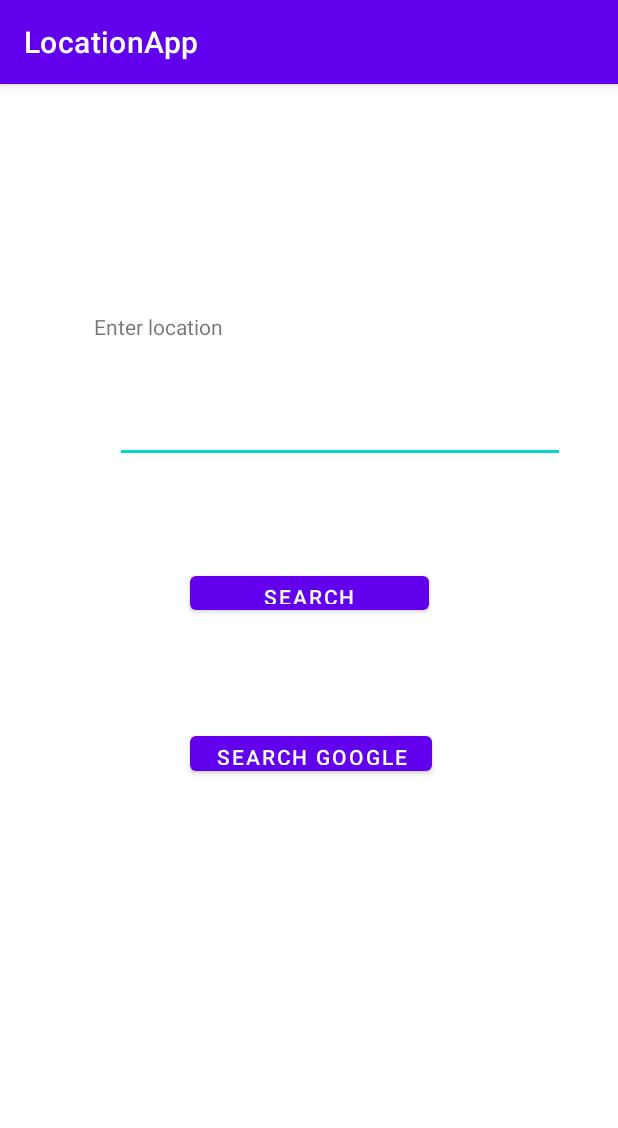
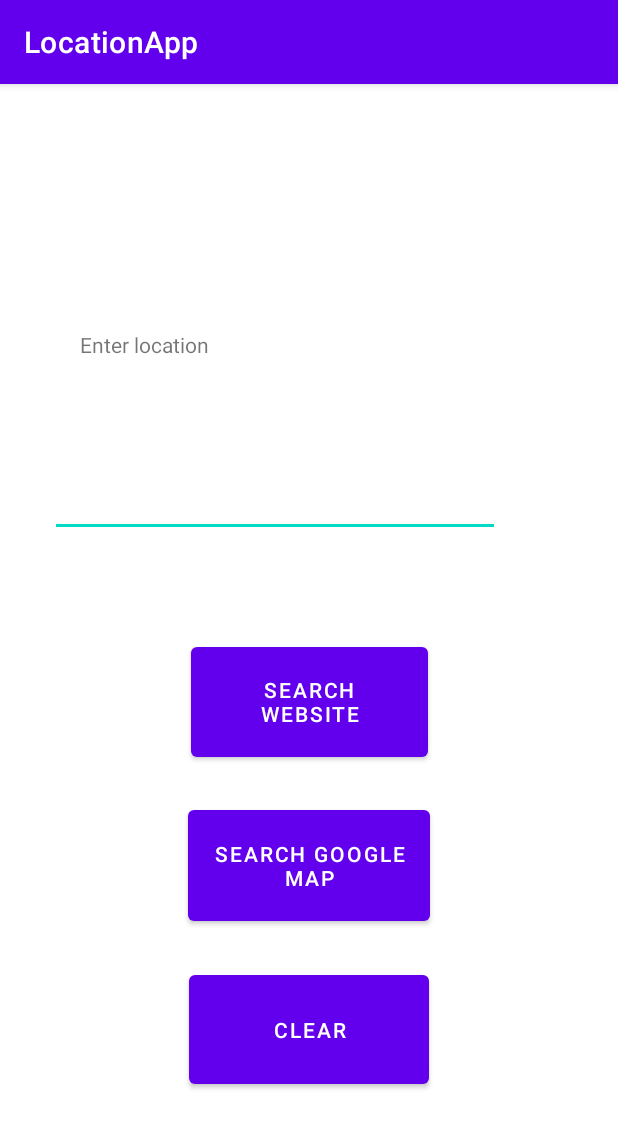
Before and after one commit to vodinhvien/Android, an Android app: the screen it shows after launch (MainActivity), on a phone screen of 412 x 824 dp. Shown: the top 1128 px of the screen. Run offline under Robolectric (Android 15) with nearby library versions, the phone set to English and light mode, and no system bars.

Commit message:
first commit

```diff
--- a/LocationApp/app/src/main/java/com/example/locationapp/MainActivity.java
+++ b/LocationApp/app/src/main/java/com/example/locationapp/MainActivity.java
@@ -6,6 +6,7 @@ import android.app.SearchManager;
 import android.content.Intent;
 import android.net.Uri;
 import android.os.Bundle;
+import android.util.Log;
 import android.view.View;
 import android.widget.*;
 
@@ -14,6 +15,8 @@ public class MainActivity extends AppCompatActivity {
 
     public Button btnWebsite;
     public Button btnMap;
+    public Button btnClear;
+
     public EditText edtLocation;
 
 
@@ -24,6 +27,8 @@ public class MainActivity extends AppCompatActivity {
 
         btnMap = (Button) findViewById(R.id.btnMap);
         btnWebsite = (Button) findViewById(R.id.btnWeb);
+        btnClear = (Button) findViewById(R.id.clearSearch);
+
 
         edtLocation = (EditText) findViewById(R.id.eLocation);
 
@@ -40,26 +45,44 @@ public class MainActivity extends AppCompatActivity {
                 findOnWebsite();
             }
         });
+        btnClear.setOnClickListener(new View.OnClickListener() {
+            @Override
+            public void onClick(View v) {
+                clear();
+            }
+        });
 
     }
+
+
 
     public void findOnGoogleMap() {
 
         String txt = edtLocation.getText().toString();
-
+        if(txt.length() > 0) {
             Uri uriGoogleMap = Uri.parse("geo:0,0?q=" + txt);
             Intent intentGoogleMap = new Intent(Intent.ACTION_VIEW, uriGoogleMap);
             intentGoogleMap.setPackage("com.google.android.apps.maps");
             startActivity(intentGoogleMap);
+        } else {
+            Toast.makeText(MainActivity.this, "Input field must not be empty", Toast.LENGTH_SHORT).show();
         }
+    }
+
 
     public void findOnWebsite() {
             String txt = edtLocation.getText().toString();
-
-
+            if(txt.length() > 0) {
                 Intent intentGoogleSearch = new Intent(Intent.ACTION_WEB_SEARCH);
                 intentGoogleSearch.putExtra(SearchManager.QUERY, txt);
                 startActivity(intentGoogleSearch);
+                Log.i("length", String.valueOf(txt.length()));
+            } else {
+                Toast.makeText(MainActivity.this, "Input field must not be empty", Toast.LENGTH_SHORT).show();
+        }
+    }
+    public void clear() {
+        edtLocation.setText(" ");
+    }
 
 }
-}
--- a/LocationApp/app/src/main/res/layout/activity_main.xml
+++ b/LocationApp/app/src/main/res/layout/activity_main.xml
@@ -10,46 +10,59 @@
         android:id="@+id/textView2"
         android:layout_width="wrap_content"
         android:layout_height="wrap_content"
+        android:layout_marginStart="20dp"
+        android:layout_marginTop="164dp"
+        android:layout_marginBottom="34dp"
         android:text="Enter location"
-        app:layout_constraintBottom_toBottomOf="parent"
-        app:layout_constraintHorizontal_bias="0.192"
-        app:layout_constraintLeft_toLeftOf="parent"
-        app:layout_constraintRight_toRightOf="parent"
-        app:layout_constraintTop_toTopOf="parent"
-        app:layout_constraintVertical_bias="0.203" />
+        app:layout_constraintBottom_toTopOf="@+id/eLocation"
+        app:layout_constraintStart_toStartOf="@+id/eLocation"
+        app:layout_constraintTop_toTopOf="parent" />
 
     <EditText
         android:id="@+id/eLocation"
         android:layout_width="300dp"
         android:layout_height="0dp"
-        android:layout_marginTop="217dp"
-        android:layout_marginEnd="35dp"
-        android:layout_marginBottom="69dp"
+        android:layout_marginStart="33dp"
+        android:layout_marginBottom="67dp"
         android:ems="10"
         android:inputType="textPersonName"
         app:layout_constraintBottom_toTopOf="@+id/btnWeb"
-        app:layout_constraintEnd_toEndOf="parent"
-        app:layout_constraintTop_toTopOf="parent" />
+        app:layout_constraintStart_toStartOf="parent"
+        app:layout_constraintTop_toBottomOf="@+id/textView2" />
 
     <Button
         android:id="@+id/btnWeb"
-        android:layout_width="159dp"
+        android:layout_width="158dp"
         android:layout_height="0dp"
-        android:layout_marginBottom="72dp"
+        android:layout_marginBottom="133dp"
         android:text="Search website"
-        app:layout_constraintBottom_toTopOf="@+id/btnMap"
+        app:layout_constraintBottom_toTopOf="@+id/clearSearch"
         app:layout_constraintEnd_toEndOf="parent"
+        app:layout_constraintHorizontal_bias="0.5"
         app:layout_constraintStart_toStartOf="parent"
         app:layout_constraintTop_toBottomOf="@+id/eLocation" />
 
     <Button
         android:id="@+id/btnMap"
         android:layout_width="161dp"
+        android:layout_height="86dp"
+        android:text="Search google map"
+        app:layout_constraintBottom_toTopOf="@+id/clearSearch"
+        app:layout_constraintEnd_toEndOf="parent"
+        app:layout_constraintHorizontal_bias="0.5"
+        app:layout_constraintStart_toStartOf="parent"
+        app:layout_constraintTop_toBottomOf="@+id/btnWeb" />
+
+    <Button
+        android:id="@+id/clearSearch"
+        android:layout_width="160dp"
         android:layout_height="0dp"
-        android:layout_marginBottom="304dp"
-        android:text="Search google map"
+        android:layout_marginBottom="95dp"
+        android:text="Clear"
         app:layout_constraintBottom_toBottomOf="parent"
-        app:layout_constraintStart_toStartOf="@+id/btnWeb"
+        app:layout_constraintEnd_toEndOf="parent"
+        app:layout_constraintHorizontal_bias="0.5"
+        app:layout_constraintStart_toStartOf="parent"
         app:layout_constraintTop_toBottomOf="@+id/btnWeb" />
 
 </androidx.constraintlayout.widget.ConstraintLayout>
```
Lines whose indentation alone changed are shown as unchanged.
